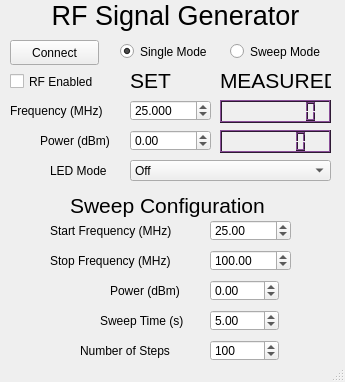
Old version of the form software/siggen_gui.ui in the repository joshajohnson/rf-sig-gen.
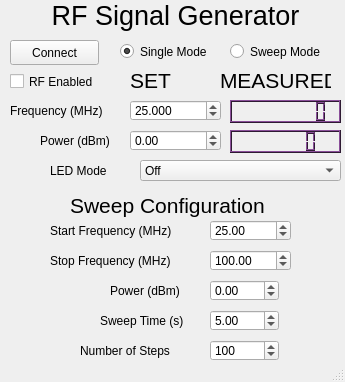
New version of the form.

Patch:
```diff
--- a/software/siggen_gui.ui
+++ b/software/siggen_gui.ui
@@ -105,7 +105,7 @@
      <rect>
       <x>130</x>
       <y>100</y>
-      <width>81</width>
+      <width>91</width>
       <height>21</height>
      </rect>
     </property>
@@ -136,7 +136,7 @@
      <rect>
       <x>130</x>
       <y>130</y>
-      <width>81</width>
+      <width>91</width>
       <height>21</height>
      </rect>
     </property>
@@ -156,7 +156,7 @@
    <widget class="QLCDNumber" name="output_siggen_freq">
     <property name="geometry">
      <rect>
-      <x>220</x>
+      <x>230</x>
       <y>100</y>
       <width>111</width>
       <height>23</height>
@@ -620,7 +620,7 @@
    <widget class="QLCDNumber" name="output_siggen_power">
     <property name="geometry">
      <rect>
-      <x>220</x>
+      <x>230</x>
       <y>130</y>
       <width>111</width>
       <height>23</height>
@@ -1256,7 +1256,7 @@
    <widget class="QComboBox" name="input_led_mode">
     <property name="geometry">
      <rect>
-      <x>130</x>
+      <x>140</x>
       <y>160</y>
       <width>201</width>
       <height>21</height>
```
